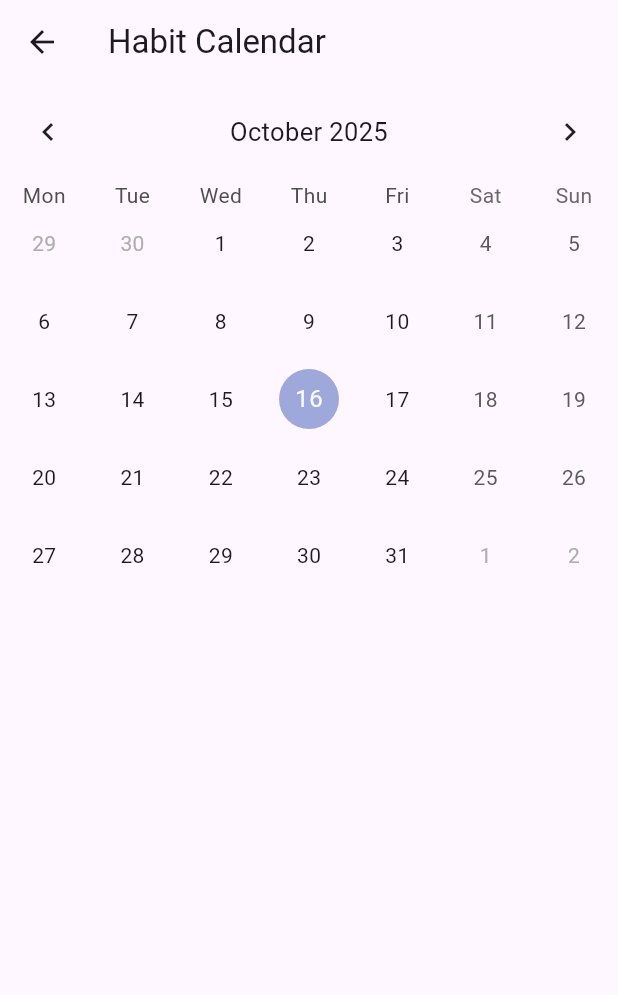
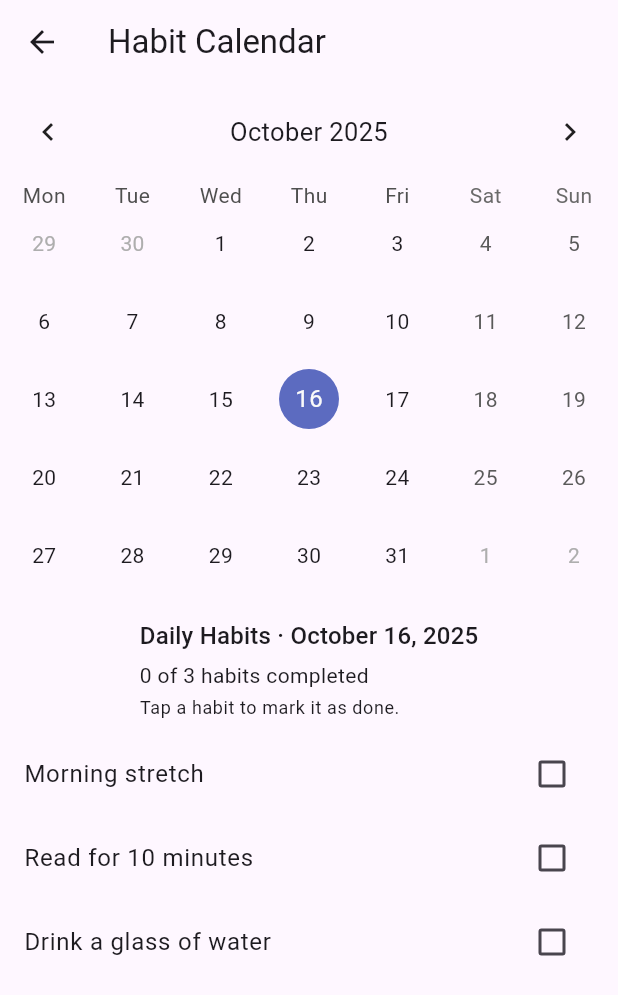
Before and after one commit to mrsgn26-ops/atomik_spor, a Flutter app: the HabitTrackerScreen screen opened directly, on a phone screen of 412 x 824 dp. Shown: the top 995 px of the screen. Run offline on Flutter 3.47's test engine with Material 3 defaults, Android fonts, the phone set to English and light mode, and no system bars; drawn by our look-alikes of table_calendar.

Commit message:
Add interactive habit tracking list

```diff
--- a/lib/habit_tracker_screen.dart
+++ b/lib/habit_tracker_screen.dart
@@ -1,4 +1,5 @@
 import 'package:flutter/material.dart';
+import 'package:intl/intl.dart';
 import 'package:table_calendar/table_calendar.dart';
 
 import 'l10n/app_localizations.dart';
@@ -11,9 +12,59 @@ class HabitTrackerScreen extends StatefulWidget {
 }
 
 class _HabitTrackerScreenState extends State<HabitTrackerScreen> {
+  static const List<String> _habitIds = <String>[
+    'morningStretch',
+    'reading',
+    'hydrate',
+  ];
+
+  final Map<DateTime, Set<String>> _completedHabits = <DateTime, Set<String>>{};
+
   CalendarFormat _calendarFormat = CalendarFormat.month;
-  DateTime _focusedDay = DateTime.now();
+  late DateTime _focusedDay;
   DateTime? _selectedDay;
+
+  @override
+  void initState() {
+    super.initState();
+    final DateTime today = DateUtils.dateOnly(DateTime.now());
+    _selectedDay = today;
+    _focusedDay = today;
+  }
+
+  void _toggleHabit(String habitId, bool isCompleted) {
+    final DateTime? selectedDay = _selectedDay;
+    if (selectedDay == null) {
+      return;
+    }
+
+    final DateTime dayKey = DateUtils.dateOnly(selectedDay);
+
+    setState(() {
+      final Set<String> completedForDay =
+          _completedHabits.putIfAbsent(dayKey, () => <String>{});
+      if (isCompleted) {
+        completedForDay.add(habitId);
+      } else {
+        completedForDay.remove(habitId);
+        if (completedForDay.isEmpty) {
+          _completedHabits.remove(dayKey);
+        }
+      }
+    });
+  }
+
+  String _habitLabel(String habitId, AppLocalizations localizations) {
+    switch (habitId) {
+      case 'morningStretch':
+        return localizations.habitMorningStretch;
+      case 'reading':
+        return localizations.habitReading;
+      case 'hydrate':
+        return localizations.habitHydrate;
+    }
+    return habitId;
+  }
 
   @override
   Widget build(BuildContext context) {
@@ -25,11 +76,28 @@ class _HabitTrackerScreenState extends State<HabitTrackerScreen> {
       _ => locale.toLanguageTag().replaceAll('-', '_'),
     };
 
+    final DateTime? selectedDay = _selectedDay;
+    final DateTime? selectedDayKey =
+        selectedDay != null ? DateUtils.dateOnly(selectedDay) : null;
+    final Set<String> completedForDay = selectedDayKey != null
+        ? _completedHabits[selectedDayKey] ?? <String>{}
+        : <String>{};
+    final int completedCount = completedForDay.length;
+    final int totalHabits = _habitIds.length;
+    final String? formattedDate = selectedDay != null
+        ? DateFormat.yMMMMd(localizations.localeName).format(selectedDay)
+        : null;
+    final String listTitle = formattedDate != null
+        ? '${localizations.habitListTitle} · $formattedDate'
+        : localizations.habitListTitle;
+
     return Scaffold(
       appBar: AppBar(
         title: Text(localizations.habitTrackerTitle),
       ),
-      body: TableCalendar(
+      body: Column(
+        children: [
+          TableCalendar(
             locale: calendarLocale,
             firstDay: DateTime.utc(2024, 1, 1),
             lastDay: DateTime.utc(2030, 12, 31),
@@ -43,8 +111,8 @@ class _HabitTrackerScreenState extends State<HabitTrackerScreen> {
             selectedDayPredicate: (day) => isSameDay(_selectedDay, day),
             onDaySelected: (selectedDay, focusedDay) {
               setState(() {
-            _selectedDay = selectedDay;
-            _focusedDay = focusedDay;
+                _selectedDay = DateUtils.dateOnly(selectedDay);
+                _focusedDay = DateUtils.dateOnly(focusedDay);
               });
             },
             onFormatChanged: (format) {
@@ -56,9 +124,54 @@ class _HabitTrackerScreenState extends State<HabitTrackerScreen> {
             },
             onPageChanged: (focusedDay) {
               setState(() {
-            _focusedDay = focusedDay;
+                _focusedDay = DateUtils.dateOnly(focusedDay);
               });
             },
+          ),
+          const SizedBox(height: 16),
+          Padding(
+            padding: const EdgeInsets.symmetric(horizontal: 16),
+            child: Column(
+              crossAxisAlignment: CrossAxisAlignment.start,
+              children: [
+                Text(
+                  listTitle,
+                  style: Theme.of(context).textTheme.titleMedium,
+                ),
+                const SizedBox(height: 4),
+                Text(
+                  localizations.habitCompletionSummary(
+                    completedCount,
+                    totalHabits,
+                  ),
+                  style: Theme.of(context).textTheme.bodyMedium,
+                ),
+                const SizedBox(height: 4),
+                Text(
+                  localizations.habitInstructions,
+                  style: Theme.of(context).textTheme.bodySmall,
+                ),
+              ],
+            ),
+          ),
+          const SizedBox(height: 8),
+          Expanded(
+            child: ListView.builder(
+              itemCount: totalHabits,
+              itemBuilder: (context, index) {
+                final String habitId = _habitIds[index];
+                final bool isCompleted = completedForDay.contains(habitId);
+                return CheckboxListTile(
+                  key: Key('habitCheckbox_$habitId'),
+                  value: isCompleted,
+                  onChanged: (value) =>
+                      _toggleHabit(habitId, value ?? !isCompleted),
+                  title: Text(_habitLabel(habitId, localizations)),
+                );
+              },
+            ),
+          ),
+        ],
       ),
     );
   }
--- a/lib/l10n/app_en.arb
+++ b/lib/l10n/app_en.arb
@@ -1,5 +1,21 @@
 {
   "appTitle": "Atomik Spor",
   "showCalendarButton": "Show My Calendar",
-  "habitTrackerTitle": "Habit Calendar"
+  "habitTrackerTitle": "Habit Calendar",
+  "habitListTitle": "Daily Habits",
+  "habitCompletionSummary": "{completed} of {total} habits completed",
+  "@habitCompletionSummary": {
+    "placeholders": {
+      "completed": {
+        "type": "int"
+      },
+      "total": {
+        "type": "int"
+      }
+    }
+  },
+  "habitInstructions": "Tap a habit to mark it as done.",
+  "habitMorningStretch": "Morning stretch",
+  "habitReading": "Read for 10 minutes",
+  "habitHydrate": "Drink a glass of water"
 }
--- a/lib/l10n/app_localizations.dart
+++ b/lib/l10n/app_localizations.dart
@@ -40,6 +40,12 @@ abstract class AppLocalizations {
   String get appTitle;
   String get showCalendarButton;
   String get habitTrackerTitle;
+  String get habitListTitle;
+  String habitCompletionSummary(int completed, int total);
+  String get habitInstructions;
+  String get habitMorningStretch;
+  String get habitReading;
+  String get habitHydrate;
 }
 
 class _AppLocalizationsDelegate
--- a/lib/l10n/app_localizations_en.dart
+++ b/lib/l10n/app_localizations_en.dart
@@ -16,4 +16,24 @@ class AppLocalizationsEn extends AppLocalizations {
 
   @override
   String get habitTrackerTitle => 'Habit Calendar';
+
+  @override
+  String get habitListTitle => 'Daily Habits';
+
+  @override
+  String habitCompletionSummary(int completed, int total) {
+    return '$completed of $total habits completed';
+  }
+
+  @override
+  String get habitInstructions => 'Tap a habit to mark it as done.';
+
+  @override
+  String get habitMorningStretch => 'Morning stretch';
+
+  @override
+  String get habitReading => 'Read for 10 minutes';
+
+  @override
+  String get habitHydrate => 'Drink a glass of water';
 }
```
Also changed, not shown: lib/l10n/app_localizations_tr.dart (+21 -0 lines), lib/l10n/app_tr.arb (+17 -1 lines), 1 other file. Lines whose indentation alone changed are shown as unchanged.
